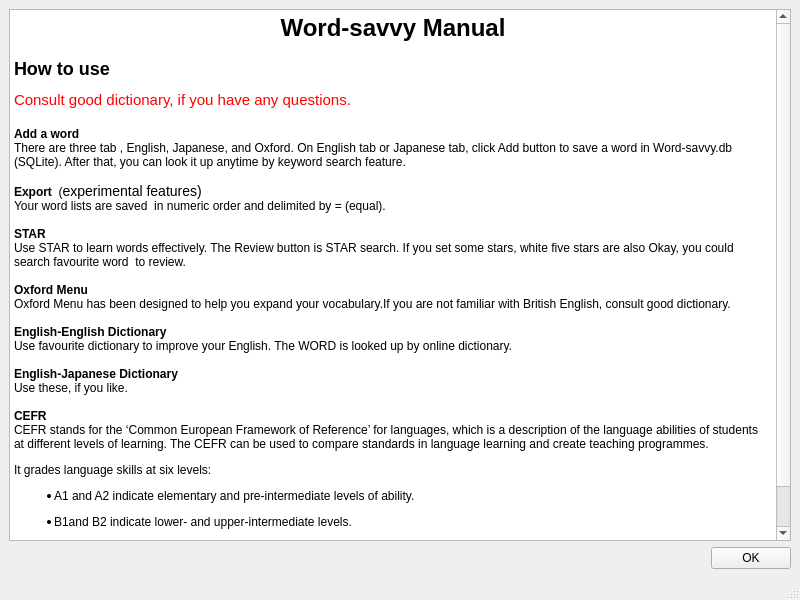
Old version of the form manual.ui in the repository m-fujimoto/Word-savvy.
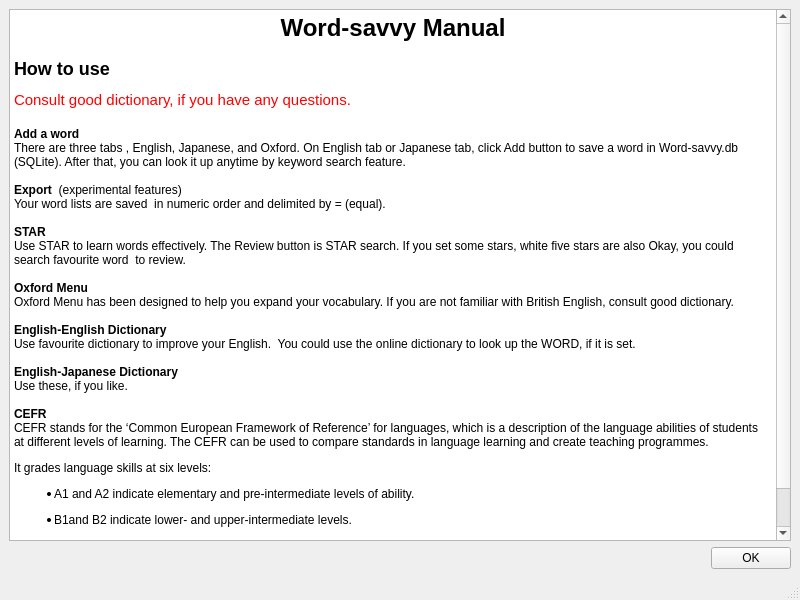
New version of the form.

The edit to the form file:
```diff
--- a/manual.ui
+++ b/manual.ui
@@ -23,36 +23,36 @@
          <string>&lt;!DOCTYPE HTML PUBLIC &quot;-//W3C//DTD HTML 4.0//EN&quot; &quot;http://www.w3.org/TR/REC-html40/strict.dtd&quot;&gt;
 &lt;html&gt;&lt;head&gt;&lt;meta name=&quot;qrichtext&quot; content=&quot;1&quot; /&gt;&lt;style type=&quot;text/css&quot;&gt;
 p, li { white-space: pre-wrap; }
-&lt;/style&gt;&lt;/head&gt;&lt;body style=&quot; font-family:'Sans Serif'; font-size:9pt; font-weight:400; font-style:normal;&quot;&gt;
-&lt;h1 align=&quot;center&quot; style=&quot; margin-top:18px; margin-bottom:12px; margin-left:0px; margin-right:0px; -qt-block-indent:0; text-indent:0px;&quot;&gt;&lt;span style=&quot; font-family:'Sans Serif'; font-size:xx-large; font-weight:600;&quot;&gt;Word-savvy Manual&lt;/span&gt;&lt;/h1&gt;
-&lt;h2 style=&quot; margin-top:16px; margin-bottom:12px; margin-left:0px; margin-right:0px; -qt-block-indent:0; text-indent:0px;&quot;&gt;&lt;span style=&quot; font-family:'Sans Serif'; font-size:x-large; font-weight:600;&quot;&gt;How to use&lt;/span&gt;&lt;/h2&gt;
+&lt;/style&gt;&lt;/head&gt;&lt;body style=&quot; font-family:'MS Shell Dlg 2'; font-size:8.25pt; font-weight:400; font-style:normal;&quot;&gt;
+&lt;h1 align=&quot;center&quot; style=&quot; margin-top:18px; margin-bottom:12px; margin-left:0px; margin-right:0px; -qt-block-indent:0; text-indent:0px;&quot;&gt;&lt;span style=&quot; font-family:'Sans Serif'; font-size:9pt; font-weight:600;&quot;&gt;Word-savvy Manual&lt;/span&gt;&lt;/h1&gt;
+&lt;h2 style=&quot; margin-top:16px; margin-bottom:12px; margin-left:0px; margin-right:0px; -qt-block-indent:0; text-indent:0px;&quot;&gt;&lt;span style=&quot; font-family:'Sans Serif'; font-size:9pt; font-weight:600;&quot;&gt;How to use&lt;/span&gt;&lt;/h2&gt;
 &lt;p style=&quot; margin-top:0px; margin-bottom:0px; margin-left:0px; margin-right:0px; -qt-block-indent:0; text-indent:0px;&quot;&gt;&lt;span style=&quot; font-family:'Sans Serif'; font-size:11pt; color:#ff0000;&quot;&gt;Consult good dictionary, if you have any questions.&lt;/span&gt;&lt;/p&gt;
 &lt;p style=&quot;-qt-paragraph-type:empty; margin-top:0px; margin-bottom:0px; margin-left:0px; margin-right:0px; -qt-block-indent:0; text-indent:0px; font-family:'Sans Serif'; font-size:11pt; color:#ff0000;&quot;&gt;&lt;br /&gt;&lt;/p&gt;
-&lt;p style=&quot; margin-top:0px; margin-bottom:0px; margin-left:0px; margin-right:0px; -qt-block-indent:0; text-indent:0px;&quot;&gt;&lt;span style=&quot; font-family:'Sans Serif'; font-weight:600; color:#000000;&quot;&gt;Add a word&lt;/span&gt;&lt;/p&gt;
-&lt;p style=&quot; margin-top:0px; margin-bottom:0px; margin-left:0px; margin-right:0px; -qt-block-indent:0; text-indent:0px;&quot;&gt;&lt;span style=&quot; font-family:'Sans Serif';&quot;&gt;There are three tab , English, Japanese, and Oxford. On English tab or Japanese tab, click Add button to save a word in Word-savvy.db (SQLite). After that, you can look it up anytime by keyword search feature.&lt;/span&gt;&lt;/p&gt;
-&lt;p style=&quot;-qt-paragraph-type:empty; margin-top:0px; margin-bottom:0px; margin-left:0px; margin-right:0px; -qt-block-indent:0; text-indent:0px; font-family:'Sans Serif';&quot;&gt;&lt;br /&gt;&lt;/p&gt;
-&lt;p style=&quot; margin-top:0px; margin-bottom:0px; margin-left:0px; margin-right:0px; -qt-block-indent:0; text-indent:0px;&quot;&gt;&lt;span style=&quot; font-family:'Sans Serif'; font-weight:600;&quot;&gt;Export&lt;/span&gt;&lt;span style=&quot; font-family:'Sans Serif';&quot;&gt;  (&lt;/span&gt;&lt;span style=&quot; font-family:'Sans Serif'; font-size:large;&quot;&gt;experimental features)&lt;/span&gt;&lt;/p&gt;
-&lt;p style=&quot; margin-top:0px; margin-bottom:0px; margin-left:0px; margin-right:0px; -qt-block-indent:0; text-indent:0px;&quot;&gt;&lt;span style=&quot; font-family:'Sans Serif';&quot;&gt;Your word lists are saved  in numeric order and delimited by = (equal).&lt;/span&gt;&lt;/p&gt;
-&lt;p style=&quot;-qt-paragraph-type:empty; margin-top:0px; margin-bottom:0px; margin-left:0px; margin-right:0px; -qt-block-indent:0; text-indent:0px; font-family:'Sans Serif';&quot;&gt;&lt;br /&gt;&lt;/p&gt;
-&lt;p style=&quot; margin-top:0px; margin-bottom:0px; margin-left:0px; margin-right:0px; -qt-block-indent:0; text-indent:0px;&quot;&gt;&lt;span style=&quot; font-family:'Sans Serif'; font-weight:600;&quot;&gt;STAR&lt;/span&gt;&lt;/p&gt;
-&lt;p style=&quot; margin-top:0px; margin-bottom:0px; margin-left:0px; margin-right:0px; -qt-block-indent:0; text-indent:0px;&quot;&gt;&lt;span style=&quot; font-family:'Sans Serif';&quot;&gt;Use STAR to learn words effectively. The Review button is STAR search. If you set some stars, white five stars are also Okay, you could search favourite word  to review.&lt;/span&gt;&lt;/p&gt;
-&lt;p style=&quot;-qt-paragraph-type:empty; margin-top:0px; margin-bottom:0px; margin-left:0px; margin-right:0px; -qt-block-indent:0; text-indent:0px; font-family:'Sans Serif';&quot;&gt;&lt;br /&gt;&lt;/p&gt;
-&lt;p style=&quot; margin-top:0px; margin-bottom:0px; margin-left:0px; margin-right:0px; -qt-block-indent:0; text-indent:0px;&quot;&gt;&lt;span style=&quot; font-family:'Sans Serif'; font-weight:600;&quot;&gt;Oxford Menu&lt;/span&gt;&lt;/p&gt;
-&lt;p style=&quot; margin-top:0px; margin-bottom:0px; margin-left:0px; margin-right:0px; -qt-block-indent:0; text-indent:0px;&quot;&gt;&lt;span style=&quot; font-family:'Sans Serif';&quot;&gt;Oxford Menu has been designed to help you expand your vocabulary.If you are not familiar with British English, consult good dictionary.&lt;/span&gt;&lt;/p&gt;
-&lt;p style=&quot;-qt-paragraph-type:empty; margin-top:0px; margin-bottom:0px; margin-left:0px; margin-right:0px; -qt-block-indent:0; text-indent:0px; font-family:'Sans Serif';&quot;&gt;&lt;br /&gt;&lt;/p&gt;
-&lt;p style=&quot; margin-top:0px; margin-bottom:0px; margin-left:0px; margin-right:0px; -qt-block-indent:0; text-indent:0px;&quot;&gt;&lt;span style=&quot; font-family:'Sans Serif'; font-weight:600;&quot;&gt;English-English Dictionary&lt;/span&gt;&lt;/p&gt;
-&lt;p style=&quot; margin-top:0px; margin-bottom:0px; margin-left:0px; margin-right:0px; -qt-block-indent:0; text-indent:0px;&quot;&gt;&lt;span style=&quot; font-family:'Sans Serif';&quot;&gt;Use favourite dictionary to improve your English. The WORD is looked up by online dictionary.&lt;/span&gt;&lt;/p&gt;
-&lt;p style=&quot;-qt-paragraph-type:empty; margin-top:0px; margin-bottom:0px; margin-left:0px; margin-right:0px; -qt-block-indent:0; text-indent:0px; font-family:'Sans Serif';&quot;&gt;&lt;br /&gt;&lt;/p&gt;
-&lt;p style=&quot; margin-top:0px; margin-bottom:0px; margin-left:0px; margin-right:0px; -qt-block-indent:0; text-indent:0px;&quot;&gt;&lt;span style=&quot; font-family:'Sans Serif'; font-weight:600;&quot;&gt;English-Japanese Dictionary&lt;/span&gt;&lt;/p&gt;
-&lt;p style=&quot; margin-top:0px; margin-bottom:0px; margin-left:0px; margin-right:0px; -qt-block-indent:0; text-indent:0px;&quot;&gt;&lt;span style=&quot; font-family:'Sans Serif';&quot;&gt;Use these, if you like.&lt;/span&gt;&lt;/p&gt;
-&lt;p style=&quot;-qt-paragraph-type:empty; margin-top:0px; margin-bottom:0px; margin-left:0px; margin-right:0px; -qt-block-indent:0; text-indent:0px; font-family:'Sans Serif';&quot;&gt;&lt;br /&gt;&lt;/p&gt;
-&lt;p style=&quot; margin-top:0px; margin-bottom:0px; margin-left:0px; margin-right:0px; -qt-block-indent:0; text-indent:0px;&quot;&gt;&lt;span style=&quot; font-family:'Sans Serif'; font-weight:600;&quot;&gt;CEFR&lt;/span&gt;&lt;/p&gt;
-&lt;p style=&quot; margin-top:0px; margin-bottom:0px; margin-left:0px; margin-right:0px; -qt-block-indent:0; text-indent:0px;&quot;&gt;&lt;span style=&quot; font-family:'Sans Serif';&quot;&gt;CEFR stands for the ‘Common European Framework of Reference’ for languages, which is a description of the language abilities of students at different levels of learning. The CEFR can be used to compare standards in language learning and create teaching programmes. &lt;/span&gt;&lt;/p&gt;
-&lt;p style=&quot; margin-top:12px; margin-bottom:12px; margin-left:0px; margin-right:0px; -qt-block-indent:0; text-indent:0px;&quot;&gt;&lt;span style=&quot; font-family:'Sans Serif';&quot;&gt;It grades language skills at six levels: &lt;/span&gt;&lt;/p&gt;
-&lt;ul style=&quot;margin-top: 0px; margin-bottom: 0px; margin-left: 0px; margin-right: 0px; -qt-list-indent: 1;&quot;&gt;&lt;li style=&quot; font-family:'Sans Serif';&quot; style=&quot; margin-top:12px; margin-bottom:12px; margin-left:0px; margin-right:0px; -qt-block-indent:0; text-indent:0px;&quot;&gt;A1 and A2 indicate elementary and pre-intermediate levels of ability. &lt;/li&gt;&lt;/ul&gt;
-&lt;ul style=&quot;margin-top: 0px; margin-bottom: 0px; margin-left: 0px; margin-right: 0px; -qt-list-indent: 1;&quot;&gt;&lt;li style=&quot; font-family:'Sans Serif';&quot; style=&quot; margin-top:12px; margin-bottom:12px; margin-left:0px; margin-right:0px; -qt-block-indent:0; text-indent:0px;&quot;&gt;B1and B2 indicate lower- and upper-intermediate levels. &lt;/li&gt;&lt;/ul&gt;
-&lt;ul style=&quot;margin-top: 0px; margin-bottom: 0px; margin-left: 0px; margin-right: 0px; -qt-list-indent: 1;&quot;&gt;&lt;li style=&quot; font-family:'Sans Serif';&quot; style=&quot; margin-top:12px; margin-bottom:12px; margin-left:0px; margin-right:0px; -qt-block-indent:0; text-indent:0px;&quot;&gt;C1 indicates advanced level. &lt;/li&gt;&lt;/ul&gt;
-&lt;ul style=&quot;margin-top: 0px; margin-bottom: 0px; margin-left: 0px; margin-right: 0px; -qt-list-indent: 1;&quot;&gt;&lt;li style=&quot; font-family:'Sans Serif';&quot; style=&quot; margin-top:12px; margin-bottom:12px; margin-left:0px; margin-right:0px; -qt-block-indent:0; text-indent:0px;&quot;&gt;C2 indicates complete proficiency in the language. &lt;/li&gt;&lt;/ul&gt;&lt;/body&gt;&lt;/html&gt;</string>
+&lt;p style=&quot; margin-top:0px; margin-bottom:0px; margin-left:0px; margin-right:0px; -qt-block-indent:0; text-indent:0px;&quot;&gt;&lt;span style=&quot; font-family:'Sans Serif'; font-size:9pt; font-weight:600; color:#000000;&quot;&gt;Add a word&lt;/span&gt;&lt;/p&gt;
+&lt;p style=&quot; margin-top:0px; margin-bottom:0px; margin-left:0px; margin-right:0px; -qt-block-indent:0; text-indent:0px;&quot;&gt;&lt;span style=&quot; font-family:'Sans Serif'; font-size:9pt;&quot;&gt;There are three tabs , English, Japanese, and Oxford. On English tab or Japanese tab, click Add button to save a word in Word-savvy.db (SQLite). After that, you can look it up anytime by keyword search feature.&lt;/span&gt;&lt;/p&gt;
+&lt;p style=&quot;-qt-paragraph-type:empty; margin-top:0px; margin-bottom:0px; margin-left:0px; margin-right:0px; -qt-block-indent:0; text-indent:0px; font-family:'Sans Serif'; font-size:9pt;&quot;&gt;&lt;br /&gt;&lt;/p&gt;
+&lt;p style=&quot; margin-top:0px; margin-bottom:0px; margin-left:0px; margin-right:0px; -qt-block-indent:0; text-indent:0px;&quot;&gt;&lt;span style=&quot; font-family:'Sans Serif'; font-size:9pt; font-weight:600;&quot;&gt;Export&lt;/span&gt;&lt;span style=&quot; font-family:'Sans Serif'; font-size:9pt;&quot;&gt;  (experimental features)&lt;/span&gt;&lt;/p&gt;
+&lt;p style=&quot; margin-top:0px; margin-bottom:0px; margin-left:0px; margin-right:0px; -qt-block-indent:0; text-indent:0px;&quot;&gt;&lt;span style=&quot; font-family:'Sans Serif'; font-size:9pt;&quot;&gt;Your word lists are saved  in numeric order and delimited by = (equal).&lt;/span&gt;&lt;/p&gt;
+&lt;p style=&quot;-qt-paragraph-type:empty; margin-top:0px; margin-bottom:0px; margin-left:0px; margin-right:0px; -qt-block-indent:0; text-indent:0px; font-family:'Sans Serif'; font-size:9pt;&quot;&gt;&lt;br /&gt;&lt;/p&gt;
+&lt;p style=&quot; margin-top:0px; margin-bottom:0px; margin-left:0px; margin-right:0px; -qt-block-indent:0; text-indent:0px;&quot;&gt;&lt;span style=&quot; font-family:'Sans Serif'; font-size:9pt; font-weight:600;&quot;&gt;STAR&lt;/span&gt;&lt;/p&gt;
+&lt;p style=&quot; margin-top:0px; margin-bottom:0px; margin-left:0px; margin-right:0px; -qt-block-indent:0; text-indent:0px;&quot;&gt;&lt;span style=&quot; font-family:'Sans Serif'; font-size:9pt;&quot;&gt;Use STAR to learn words effectively. The Review button is STAR search. If you set some stars, white five stars are also Okay, you could search favourite word  to review.&lt;/span&gt;&lt;/p&gt;
+&lt;p style=&quot;-qt-paragraph-type:empty; margin-top:0px; margin-bottom:0px; margin-left:0px; margin-right:0px; -qt-block-indent:0; text-indent:0px; font-family:'Sans Serif'; font-size:9pt;&quot;&gt;&lt;br /&gt;&lt;/p&gt;
+&lt;p style=&quot; margin-top:0px; margin-bottom:0px; margin-left:0px; margin-right:0px; -qt-block-indent:0; text-indent:0px;&quot;&gt;&lt;span style=&quot; font-family:'Sans Serif'; font-size:9pt; font-weight:600;&quot;&gt;Oxford Menu&lt;/span&gt;&lt;/p&gt;
+&lt;p style=&quot; margin-top:0px; margin-bottom:0px; margin-left:0px; margin-right:0px; -qt-block-indent:0; text-indent:0px;&quot;&gt;&lt;span style=&quot; font-family:'Sans Serif'; font-size:9pt;&quot;&gt;Oxford Menu has been designed to help you expand your vocabulary. If you are not familiar with British English, consult good dictionary.&lt;/span&gt;&lt;/p&gt;
+&lt;p style=&quot;-qt-paragraph-type:empty; margin-top:0px; margin-bottom:0px; margin-left:0px; margin-right:0px; -qt-block-indent:0; text-indent:0px; font-family:'Sans Serif'; font-size:9pt;&quot;&gt;&lt;br /&gt;&lt;/p&gt;
+&lt;p style=&quot; margin-top:0px; margin-bottom:0px; margin-left:0px; margin-right:0px; -qt-block-indent:0; text-indent:0px;&quot;&gt;&lt;span style=&quot; font-family:'Sans Serif'; font-size:9pt; font-weight:600;&quot;&gt;English-English Dictionary&lt;/span&gt;&lt;/p&gt;
+&lt;p style=&quot; margin-top:0px; margin-bottom:0px; margin-left:0px; margin-right:0px; -qt-block-indent:0; text-indent:0px;&quot;&gt;&lt;span style=&quot; font-family:'Sans Serif'; font-size:9pt;&quot;&gt;Use favourite dictionary to improve your English.  You could use the online dictionary to look up the WORD, if it is set.&lt;/span&gt;&lt;/p&gt;
+&lt;p style=&quot;-qt-paragraph-type:empty; margin-top:0px; margin-bottom:0px; margin-left:0px; margin-right:0px; -qt-block-indent:0; text-indent:0px; font-family:'Sans Serif'; font-size:9pt;&quot;&gt;&lt;br /&gt;&lt;/p&gt;
+&lt;p style=&quot; margin-top:0px; margin-bottom:0px; margin-left:0px; margin-right:0px; -qt-block-indent:0; text-indent:0px;&quot;&gt;&lt;span style=&quot; font-family:'Sans Serif'; font-size:9pt; font-weight:600;&quot;&gt;English-Japanese Dictionary&lt;/span&gt;&lt;/p&gt;
+&lt;p style=&quot; margin-top:0px; margin-bottom:0px; margin-left:0px; margin-right:0px; -qt-block-indent:0; text-indent:0px;&quot;&gt;&lt;span style=&quot; font-family:'Sans Serif'; font-size:9pt;&quot;&gt;Use these, if you like.&lt;/span&gt;&lt;/p&gt;
+&lt;p style=&quot;-qt-paragraph-type:empty; margin-top:0px; margin-bottom:0px; margin-left:0px; margin-right:0px; -qt-block-indent:0; text-indent:0px; font-family:'Sans Serif'; font-size:9pt;&quot;&gt;&lt;br /&gt;&lt;/p&gt;
+&lt;p style=&quot; margin-top:0px; margin-bottom:0px; margin-left:0px; margin-right:0px; -qt-block-indent:0; text-indent:0px;&quot;&gt;&lt;span style=&quot; font-family:'Sans Serif'; font-size:9pt; font-weight:600;&quot;&gt;CEFR&lt;/span&gt;&lt;/p&gt;
+&lt;p style=&quot; margin-top:0px; margin-bottom:0px; margin-left:0px; margin-right:0px; -qt-block-indent:0; text-indent:0px;&quot;&gt;&lt;span style=&quot; font-family:'Sans Serif'; font-size:9pt;&quot;&gt;CEFR stands for the ‘Common European Framework of Reference’ for languages, which is a description of the language abilities of students at different levels of learning. The CEFR can be used to compare standards in language learning and create teaching programmes. &lt;/span&gt;&lt;/p&gt;
+&lt;p style=&quot; margin-top:12px; margin-bottom:12px; margin-left:0px; margin-right:0px; -qt-block-indent:0; text-indent:0px;&quot;&gt;&lt;span style=&quot; font-family:'Sans Serif'; font-size:9pt;&quot;&gt;It grades language skills at six levels: &lt;/span&gt;&lt;/p&gt;
+&lt;ul style=&quot;margin-top: 0px; margin-bottom: 0px; margin-left: 0px; margin-right: 0px; -qt-list-indent: 1;&quot;&gt;&lt;li style=&quot; font-family:'Sans Serif'; font-size:9pt;&quot; style=&quot; margin-top:12px; margin-bottom:12px; margin-left:0px; margin-right:0px; -qt-block-indent:0; text-indent:0px;&quot;&gt;A1 and A2 indicate elementary and pre-intermediate levels of ability. &lt;/li&gt;&lt;/ul&gt;
+&lt;ul style=&quot;margin-top: 0px; margin-bottom: 0px; margin-left: 0px; margin-right: 0px; -qt-list-indent: 1;&quot;&gt;&lt;li style=&quot; font-family:'Sans Serif'; font-size:9pt;&quot; style=&quot; margin-top:12px; margin-bottom:12px; margin-left:0px; margin-right:0px; -qt-block-indent:0; text-indent:0px;&quot;&gt;B1and B2 indicate lower- and upper-intermediate levels. &lt;/li&gt;&lt;/ul&gt;
+&lt;ul style=&quot;margin-top: 0px; margin-bottom: 0px; margin-left: 0px; margin-right: 0px; -qt-list-indent: 1;&quot;&gt;&lt;li style=&quot; font-family:'Sans Serif'; font-size:9pt;&quot; style=&quot; margin-top:12px; margin-bottom:12px; margin-left:0px; margin-right:0px; -qt-block-indent:0; text-indent:0px;&quot;&gt;C1 indicates advanced level. &lt;/li&gt;&lt;/ul&gt;
+&lt;ul style=&quot;margin-top: 0px; margin-bottom: 0px; margin-left: 0px; margin-right: 0px; -qt-list-indent: 1;&quot;&gt;&lt;li style=&quot; font-family:'Sans Serif'; font-size:9pt;&quot; style=&quot; margin-top:12px; margin-bottom:12px; margin-left:0px; margin-right:0px; -qt-block-indent:0; text-indent:0px;&quot;&gt;C2 indicates complete proficiency in the language. &lt;/li&gt;&lt;/ul&gt;&lt;/body&gt;&lt;/html&gt;</string>
         </property>
        </widget>
       </item>
```
Left out of the diff: 2 changed lines with no effect on the pictures.
